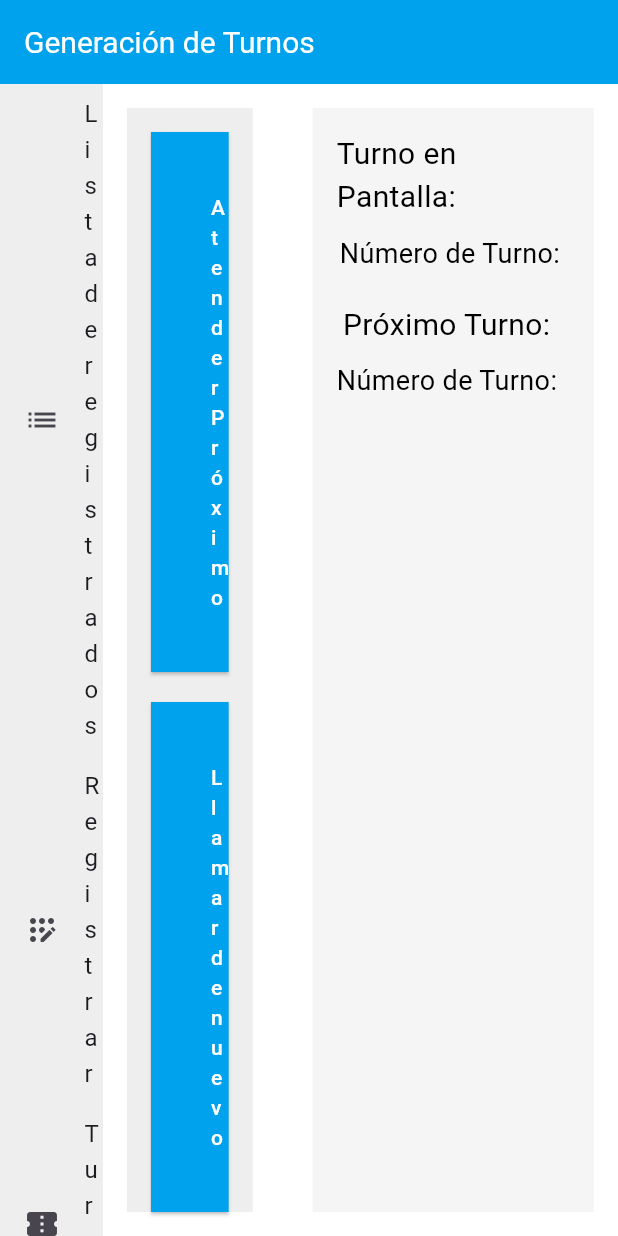
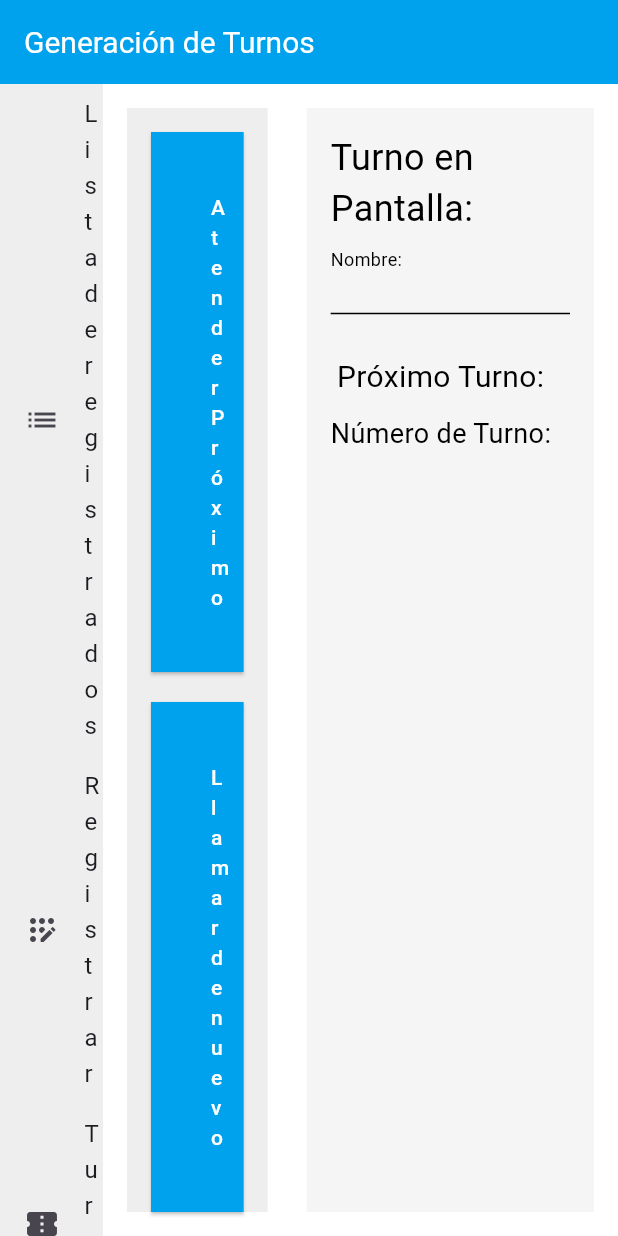
Before and after one commit to noguerajulioces/ticket-app, a Flutter app: the HomeScreen screen opened by its route, on a phone screen of 412 x 824 dp. Run offline on Flutter 3.47's test engine with Material 3 defaults, Android fonts, the phone set to English and light mode, and no system bars; our stand-ins replace file_picker, flutter_tts, shared_preferences, video_player; missing offline and left inert: esc_pos_printer, esc_pos_utils, mysql_client, usb_serial; accounts and stored records are empty.

```diff
--- a/lib/screens/home_screen.dart
+++ b/lib/screens/home_screen.dart
@@ -111,15 +111,11 @@ class _HomeScreenState extends State<HomeScreen> {
                       flex: 1,
                       child: Container(
                         padding: const EdgeInsets.all(16.0), // Padding interno
-                        margin: const EdgeInsets.only(
-                            right:
-                                20.0), // Margen entre los botones y la separación
-                        color: Colors.grey[
-                            200], // Color de fondo opcional para resaltar el área
+                        margin: const EdgeInsets.only(right: 10.0),
+                        color: Colors.grey[200],
                         child: Column(
                           mainAxisAlignment: MainAxisAlignment.start,
-                          crossAxisAlignment: CrossAxisAlignment
-                              .stretch, // Asegura que los botones ocupen todo el ancho
+                          crossAxisAlignment: CrossAxisAlignment.stretch,
                           children: [
                             _buildAttendButton(),
                             const SizedBox(height: 20),
@@ -129,22 +125,26 @@ class _HomeScreenState extends State<HomeScreen> {
                       ),
                     ),
 
-                    // Sección derecha: Información de turnos con margen y padding
                     Expanded(
                       flex: 2,
                       child: Container(
-                        padding: const EdgeInsets.all(16.0), // Padding interno
-                        margin: const EdgeInsets.only(
-                            left:
-                                20.0), // Margen entre los textos y la separación
-                        color: Colors.grey[
-                            100], // Color de fondo opcional para resaltar el área
+                        padding: const EdgeInsets.all(16.0),
+                        margin: const EdgeInsets.only(left: 16.0),
+                        color: Colors.grey[100],
                         child: Column(
                           mainAxisAlignment: MainAxisAlignment.start,
                           crossAxisAlignment: CrossAxisAlignment.start,
                           children: [
                             _buildCurrentTurnInfo(),
                             const SizedBox(height: 20),
+                            const Divider(
+                              color: Colors
+                                  .black, // Puedes cambiar el color del Divider
+                              thickness: 1.0, // Grosor de la línea del Divider
+                            ),
+                            const SizedBox(
+                                height:
+                                    20), // Espacio entre el Divider y el siguiente texto
                             _buildNextTurnInfo(),
                           ],
                         ),
@@ -161,15 +161,16 @@ class _HomeScreenState extends State<HomeScreen> {
   Widget _buildCurrentTurnInfo() {
     return _currentCustomer != null
         ? Column(
+            crossAxisAlignment: CrossAxisAlignment.start,
             children: [
               Text(
-                'Turno en Pantalla: ${_currentCustomer!.fullName}',
-                style: const TextStyle(fontSize: 20),
+                'Turno en Pantalla: ${_currentCustomer!.ticketNumber ?? 'N/A'}',
+                style: const TextStyle(fontSize: 24),
               ),
-              const SizedBox(height: 10),
+              const SizedBox(height: 8),
               Text(
-                'Número de Turno: ${_currentCustomer!.ticketNumber ?? 'N/A'}',
-                style: const TextStyle(fontSize: 18),
+                'Nombre: ${_currentCustomer!.fullName}',
+                style: const TextStyle(fontSize: 12),
               ),
             ],
           )
@@ -192,12 +193,12 @@ class _HomeScreenState extends State<HomeScreen> {
               ),
             ],
           )
-        : const Text('No hay más turnos.');
+        : const Text('Siguiente: No hay.');
   }
 
   Widget _buildAttendButton() {
     return ElevatedButton(
-      onPressed: _attendCurrentCustomer,
+      onPressed: _nextCustomer == null ? null : _attendCurrentCustomer,
       child: const Text('Atender Próximo'),
       style: ElevatedButton.styleFrom(
         padding: const EdgeInsets.symmetric(vertical: 40.0, horizontal: 40.0),
--- a/lib/services/database_service.dart
+++ b/lib/services/database_service.dart
@@ -231,9 +231,10 @@ class DatabaseService {
       conn = await _getConnection();
 
       // Fetch the last ticket number
-      var result = await conn
-          .execute('SELECT MAX(ticket_number) AS last_ticket FROM customers');
-      String lastTicket = result.rows.first.assoc()['last_ticket'] ?? 'A0';
+      var result = await conn.execute(
+          'SELECT ticket_number AS last_ticket FROM customers ORDER BY created_at DESC LIMIT 1;');
+
+      String lastTicket = result.rows.first.assoc()['last_ticket'] ?? 'A00';
 
       // Generate the next ticket number
       String newTicketNumber = _generateNextTicket(lastTicket);
@@ -280,7 +281,7 @@ class DatabaseService {
     // Increment the number
     lastNumber++;
 
-    // If the number exceeds 99, reset to 1 and increment the letter
+    // If the number exceeds 99, reset to 01 and increment the letter
     if (lastNumber > 99) {
       lastNumber = 1;
       // Increment the letter (A -> B -> C ...)
@@ -292,7 +293,10 @@ class DatabaseService {
       lastLetter = 'A';
     }
 
-    // Return the new ticket number (e.g., "A1", "B45", etc.)
-    return '$lastLetter$lastNumber';
+    // Convert the number to a 2-digit string (e.g., "01", "09", "11", etc.)
+    String paddedNumber = lastNumber.toString().padLeft(2, '0');
+
+    // Return the new ticket number (e.g., "A01", "B45", etc.)
+    return '$lastLetter$paddedNumber';
   }
 }
```
